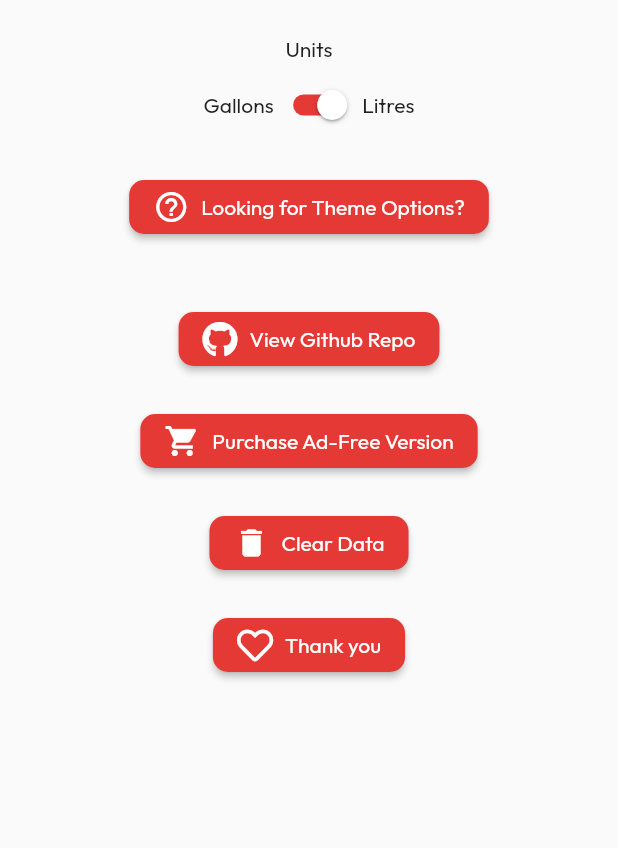
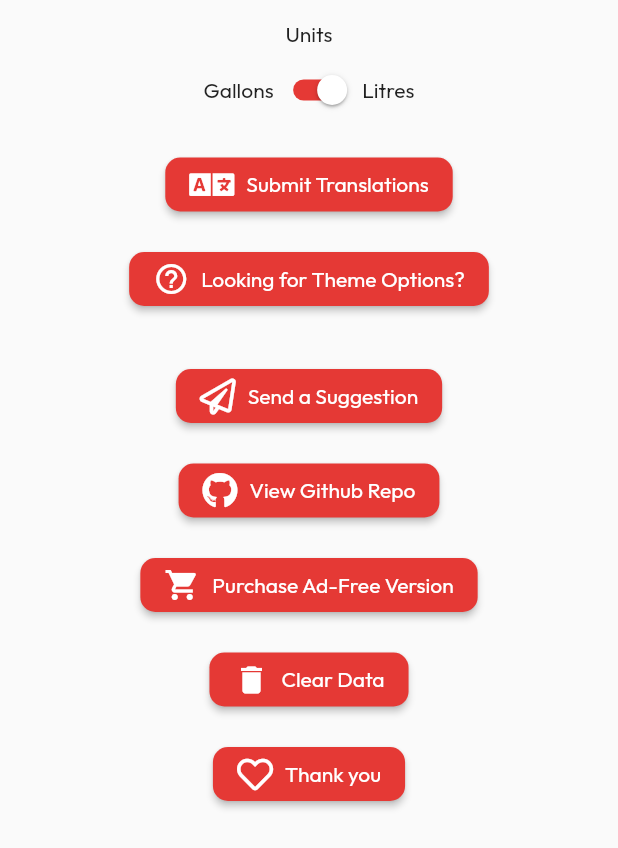
Before and after one commit to IntuitionLabsDevelopment/acc_fuel_app_flutter, a Flutter app: what settingsScreen() shows on an empty page, opened directly, on a phone screen of 412 x 824 dp. Shown: the top 848 px of the screen. Run offline on Flutter 3.47's test engine with Material 2 defaults, Android fonts, the phone set to English and light mode, and no system bars; our stand-ins replace font_awesome_flutter, in_app_review, shared_preferences; accounts and stored records are empty.

Commit message:
Suggestions and Translations link

```diff
--- a/lib/constants/app_constants.dart
+++ b/lib/constants/app_constants.dart
@@ -2,6 +2,8 @@ const String thankYouForInstalling =
     'I am Jake, a University Student studying Computer Science, this has been one of my personal projects to get started in app development. I never expected it to have around 5000 users! This is the 3rd time I have reworked the app, I hope you enjoy the improvements, and I am excited for future planned changes. One change that I can share is that in the near future the app will be able to save your data to the cloud, allowing your data to be saved and used across devices, as well as be synced with the web version for PC when it is released! The source code for this app is now public and the link can be found in the settings. I want to add a special thank you to those all over the world who have submitted translations for this app! Finally, if you find this app useful, it would mean a lot if you could leave a review! Once again, thank you!';
 
 const githubRepo = 'https://github.com/jakecoombs/acc_fuel_app_flutter';
+const suggestionLink = 'https://forms.gle/3b75dArtWMBtt3PT7';
+const translationLink = 'https://forms.gle/KMz4BbkR4GPqc9QMA';
 const androidProVersion =
     'https://play.google.com/store/apps/details?id=com.accfuelcalcpro.accfuelcalculator';
 const iosProVersion =
--- a/lib/modules/screens/settings_screen.dart
+++ b/lib/modules/screens/settings_screen.dart
@@ -4,28 +4,34 @@ import 'package:acc_fuel_app_flutter/widgets/buttons/github_button.dart';
 import 'package:acc_fuel_app_flutter/widgets/buttons/leave_review_button.dart';
 import 'package:acc_fuel_app_flutter/widgets/buttons/looking_for_themes_button.dart';
 import 'package:acc_fuel_app_flutter/widgets/buttons/purchase_pro_version.dart';
+import 'package:acc_fuel_app_flutter/widgets/buttons/submit_translation_button.dart';
+import 'package:acc_fuel_app_flutter/widgets/buttons/suggestion_button.dart';
 import 'package:acc_fuel_app_flutter/widgets/unit_switch.dart';
 import 'package:flutter/material.dart';
 import 'package:font_awesome_flutter/font_awesome_flutter.dart';
 
 Widget spacer() {
   return const SizedBox(
-    height: 20,
+    height: 15,
   );
 }
 
 Widget settingsScreen(BuildContext context) {
   return Center(
     child: Padding(
-      padding: const EdgeInsets.all(20),
+      padding: const EdgeInsets.all(10),
       child: Column(
         crossAxisAlignment: CrossAxisAlignment.center,
         children: [
           unitSwitch(),
           spacer(),
+          submitTranslationButton(),
+          spacer(),
           lookingForThemesButton(context),
           spacer(),
           leaveReviewButton(context),
+          spacer(),
+          suggestionButton(context),
           spacer(),
           githubButton(context),
           spacer(),
--- /dev/null
+++ b/lib/widgets/buttons/submit_translation_button.dart
@@ -0,0 +1,18 @@
+import 'package:flutter/material.dart';
+import 'package:font_awesome_flutter/font_awesome_flutter.dart';
+import 'package:url_launcher/url_launcher.dart';
+import 'package:acc_fuel_app_flutter/constants/app_constants.dart' as constants;
+
+Widget submitTranslationButton({bool fullWidth = false}) {
+  return ElevatedButton.icon(
+      style: fullWidth
+          ? ElevatedButton.styleFrom(
+              minimumSize: const Size.fromHeight(40),
+            )
+          : null,
+      icon: const FaIcon(FontAwesomeIcons.language),
+      onPressed: () async {
+        await launch(constants.translationLink);
+      },
+      label: const Text('Submit Translations'));
+}
--- /dev/null
+++ b/lib/widgets/buttons/suggestion_button.dart
@@ -0,0 +1,19 @@
+import 'package:flutter/material.dart';
+import 'package:font_awesome_flutter/font_awesome_flutter.dart';
+import 'package:url_launcher/url_launcher.dart';
+import 'package:acc_fuel_app_flutter/constants/app_constants.dart' as constants;
+
+Widget suggestionButton(BuildContext context, {bool fullWidth = false}) {
+  return ElevatedButton.icon(
+      style: fullWidth
+          ? ElevatedButton.styleFrom(
+              minimumSize: const Size.fromHeight(40),
+            )
+          : null,
+      icon: const FaIcon(FontAwesomeIcons.paperPlane),
+      onPressed: () async {
+        Navigator.of(context).pop();
+        await launch(constants.suggestionLink);
+      },
+      label: const Text('Send a Suggestion'));
+}
```
